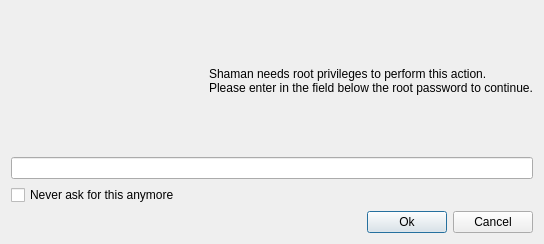
Old version of the form trunk/shaman/ui/authDialog.ui in the repository drf/shaman1.
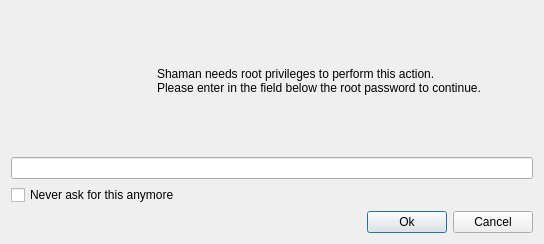
New version of the form. Icons and pictures are not drawn.

Patch:
```diff
--- a/trunk/shaman/ui/authDialog.ui
+++ b/trunk/shaman/ui/authDialog.ui
@@ -17,6 +17,12 @@
     <layout class="QHBoxLayout" >
      <item>
       <widget class="QLabel" name="label_2" >
+       <property name="maximumSize" >
+        <size>
+         <width>140</width>
+         <height>16777215</height>
+        </size>
+       </property>
        <property name="text" >
         <string/>
        </property>
@@ -31,6 +37,12 @@
         <string>Shaman needs root privileges to perform this action.
 Please enter in the field below the root password to continue.</string>
        </property>
+       <property name="scaledContents" >
+        <bool>true</bool>
+       </property>
+       <property name="wordWrap" >
+        <bool>true</bool>
+       </property>
       </widget>
      </item>
     </layout>
```
Left out of the diff: 8 changed lines with no effect on the pictures.
